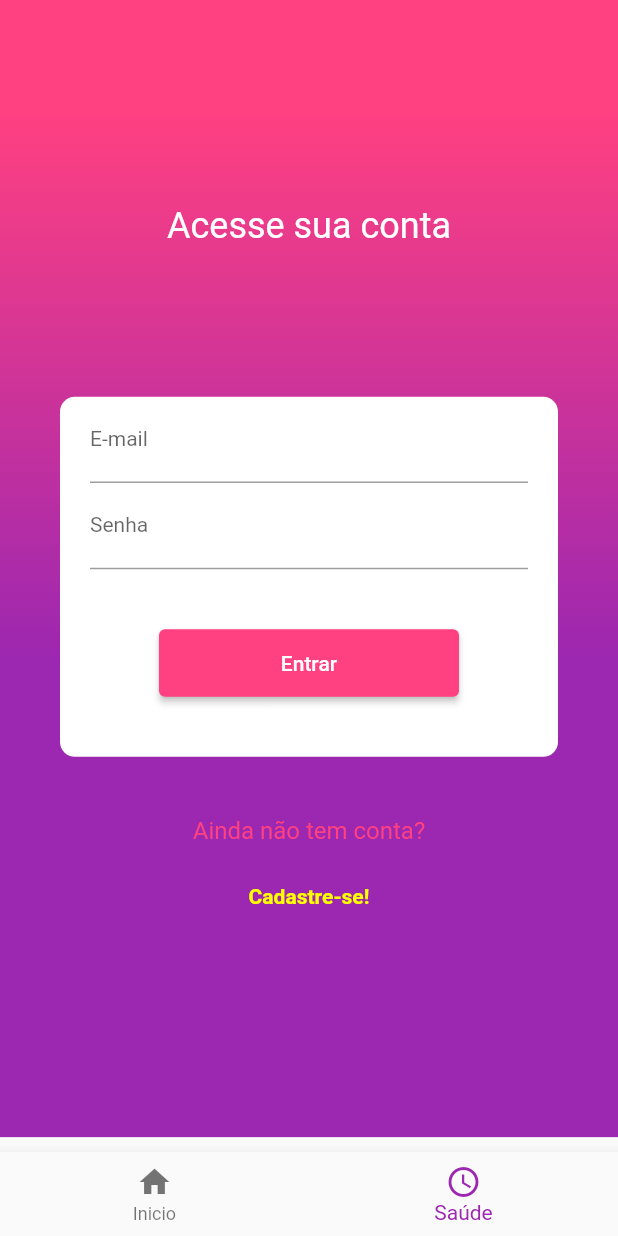
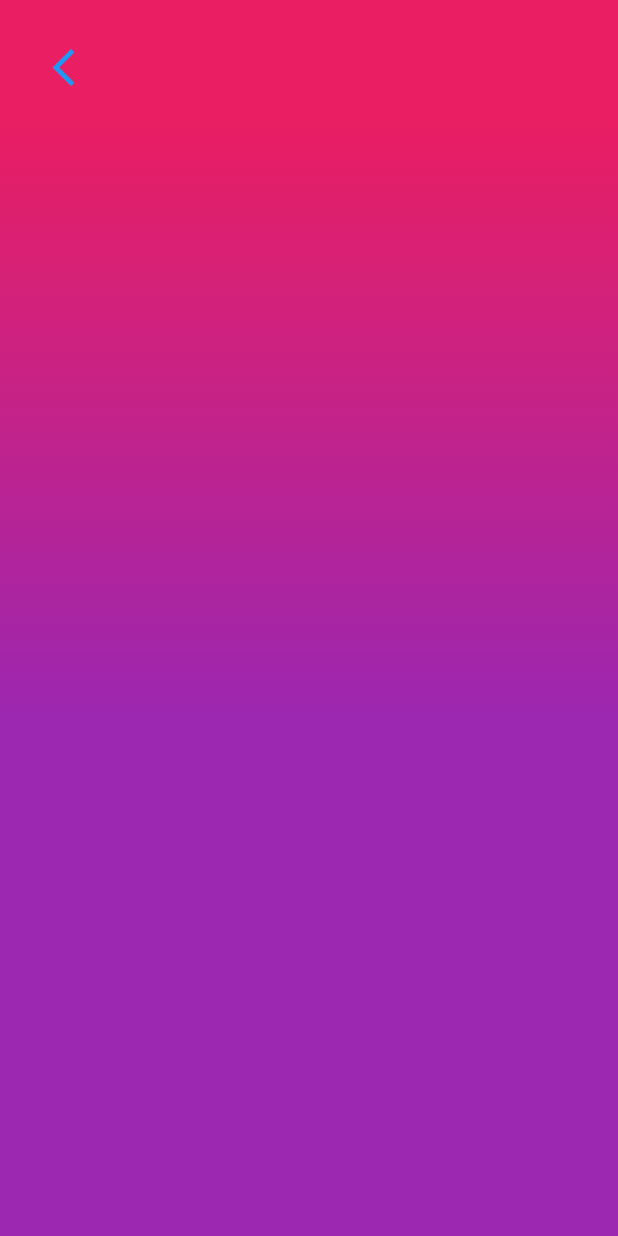
Before and after one commit to math-muller/desafio-vsaude, a Flutter app: the screen it shows after launch, item 2 of the bottom bar chosen, after a tap on "Cadastre-se!", on a phone screen of 412 x 824 dp. Run offline on Flutter 3.47's test engine with Material 2 defaults, Android fonts, the phone set to English and light mode, and no system bars; our stand-ins replace get.

Commit message:
ensure that register page will exit from memory if closed

```diff
--- /dev/null
+++ b/lib/app/global_components/gradient_background.dart
@@ -0,0 +1,32 @@
+import 'package:flutter/material.dart';
+
+class GradientBackground extends StatelessWidget {
+  final Widget child;
+  final double screenSize;
+
+  const GradientBackground({
+    Key? key,
+    required this.child,
+    this.screenSize = 1,
+  }) : super(key: key);
+
+  @override
+  Widget build(BuildContext context) {
+    return Container(
+      width: double.infinity,
+      height: MediaQuery.of(context).size.height * screenSize,
+      decoration: BoxDecoration(
+        gradient: LinearGradient(
+          begin: Alignment.topCenter,
+          end: Alignment.bottomCenter,
+          stops: [0.1, 0.58],
+          colors: [
+            Colors.pink,
+            Colors.purple,
+          ],
+        ),
+      ),
+      child: child,
+    );
+  }
+}
--- a/lib/app/modules/home/home_controller.dart
+++ b/lib/app/modules/home/home_controller.dart
@@ -1,3 +1,4 @@
+import 'package:desafio_vsaude/app/routes/routes.dart';
 import 'package:get/get.dart';
 
 class HomeController extends GetxController {
@@ -7,4 +8,8 @@ class HomeController extends GetxController {
   void changeTabIndex(int index) {
     tabIndex.value = index;
   }
+
+  void goToRegister() {
+    Get.toNamed(AppRoutes.REGISTER);
+  }
 }
--- a/lib/app/modules/home/tabs/inicio/inicio_tab.dart
+++ b/lib/app/modules/home/tabs/inicio/inicio_tab.dart
@@ -1,3 +1,4 @@
+import 'package:desafio_vsaude/app/global_components/gradient_background.dart';
 import 'package:desafio_vsaude/app/modules/home/tabs/inicio/components/inicio_card.dart';
 import 'package:flutter/material.dart';
 
@@ -6,22 +7,22 @@ class InicioTab extends StatelessWidget {
 
   @override
   Widget build(BuildContext context) {
-    return Container(
-      width: double.infinity,
-      height: double.infinity,
-      decoration: BoxDecoration(
-        gradient: LinearGradient(
-          begin: Alignment.topCenter,
-          end: Alignment.bottomCenter,
-          stops: [0.1, 0.58],
-          colors: [
-            Colors.pinkAccent,
-            Colors.purple,
-          ],
-        ),
-      ),
+    return GradientBackground(
       child: Stack(
         children: [
+          Positioned(
+            top: 80,
+            left: 100,
+            right: 20,
+            child: Text(
+              'Bella\nMaterna',
+              style: TextStyle(
+                color: Colors.white,
+                fontSize: 45,
+                fontWeight: FontWeight.w700,
+              ),
+            ),
+          ),
           Positioned(
             left: 20,
             right: 20,
--- a/lib/app/modules/home/tabs/login/login_tab.dart
+++ b/lib/app/modules/home/tabs/login/login_tab.dart
@@ -1,27 +1,20 @@
+import 'package:desafio_vsaude/app/global_components/gradient_background.dart';
+import 'package:desafio_vsaude/app/modules/home/home.dart';
 import 'package:flutter/material.dart';
+import 'package:get/get.dart';
 
 class LoginTab extends StatelessWidget {
   const LoginTab({Key? key}) : super(key: key);
 
   @override
   Widget build(BuildContext context) {
+    final controller = Get.find<HomeController>();
+
     return GestureDetector(
       onTap: () => FocusScope.of(context).unfocus(),
       child: SingleChildScrollView(
-        child: Container(
-          width: double.infinity,
-          height: MediaQuery.of(context).size.height * 0.92,
-          decoration: BoxDecoration(
-            gradient: LinearGradient(
-              begin: Alignment.topCenter,
-              end: Alignment.bottomCenter,
-              stops: [0.1, 0.58],
-              colors: [
-                Colors.pinkAccent,
-                Colors.purple,
-              ],
-            ),
-          ),
+        child: GradientBackground(
+          screenSize: 0.92,
           child: Column(
             mainAxisAlignment: MainAxisAlignment.center,
             children: [
@@ -77,7 +70,7 @@ class LoginTab extends StatelessWidget {
               ),
               SizedBox(height: 10),
               TextButton(
-                onPressed: () {},
+                onPressed: controller.goToRegister,
                 child: Text(
                   'Cadastre-se!',
                   style: TextStyle(
--- a/lib/app/modules/register/register_controller.dart
+++ b/lib/app/modules/register/register_controller.dart
@@ -1,3 +1,7 @@
 import 'package:get/get.dart';
 
-class RegisterController extends GetxController {}
+class RegisterController extends GetxController {
+  void goBack() {
+    Get.back();
+  }
+}
--- a/lib/app/modules/register/register_page.dart
+++ b/lib/app/modules/register/register_page.dart
@@ -1,10 +1,35 @@
+import 'package:desafio_vsaude/app/global_components/gradient_background.dart';
+import 'package:desafio_vsaude/app/modules/register/register.dart';
+import 'package:flutter/cupertino.dart';
 import 'package:flutter/material.dart';
+import 'package:get/get.dart';
 
 class RegisterPage extends StatelessWidget {
   const RegisterPage({Key? key}) : super(key: key);
 
   @override
   Widget build(BuildContext context) {
-    return Container();
+    return GetBuilder<RegisterController>(
+      builder: (_) => Scaffold(
+        body: GradientBackground(
+          child: Stack(
+            children: [
+              Positioned(
+                left: 15,
+                top: 10,
+                child: SafeArea(
+                  child: CupertinoButton(
+                    color: Colors.transparent,
+                    padding: EdgeInsets.all(20),
+                    child: Icon(Icons.arrow_back_ios, size: 30),
+                    onPressed: _.goBack,
+                  ),
+                ),
+              ),
+            ],
+          ),
+        ),
+      ),
+    );
   }
 }
```
